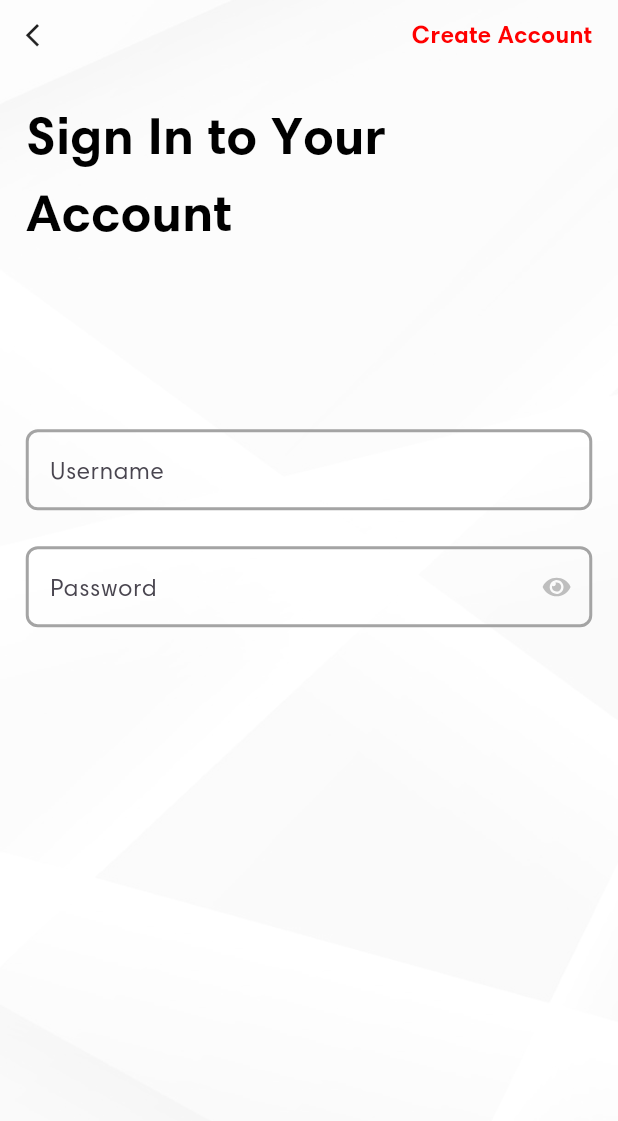
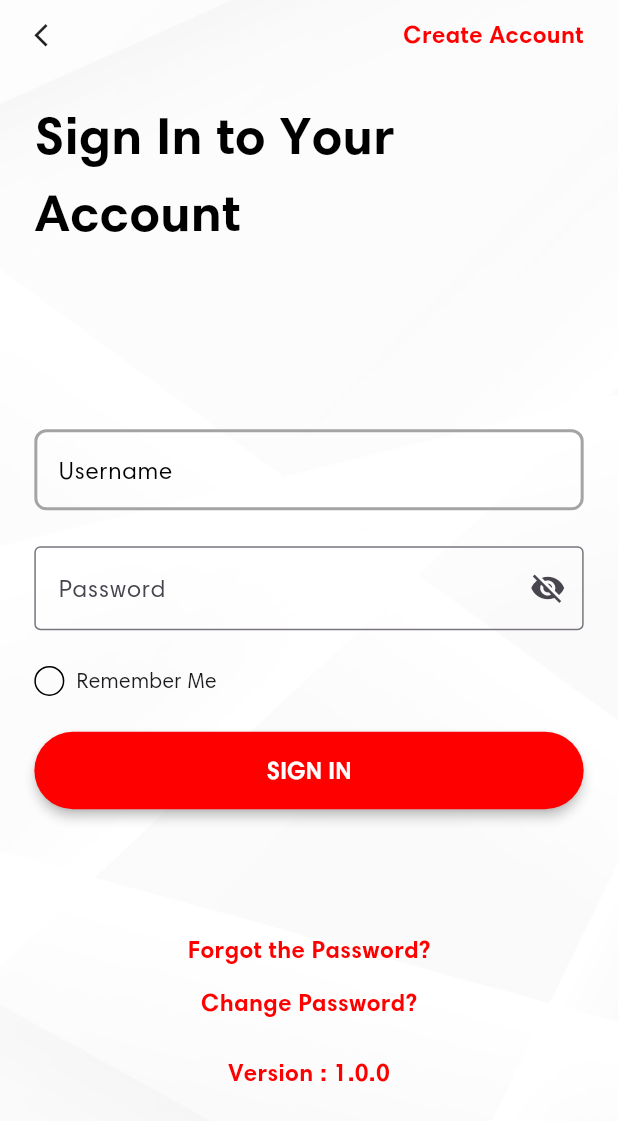
Before and after one commit to syedrehan46/Maple-Leaf, a Flutter app: the screen it shows after launch, after a tap on "SIGN IN", on a phone screen of 412 x 824 dp. Shown: the top 1121 px of the screen. Run offline on Flutter 3.47's test engine with Material 3 defaults, Android fonts, the phone set to English and light mode, and no system bars; our stand-ins replace device_info_plus, firebase_core, flutter_easyloading, flutter_screenutil, flutter_svg, get and 3 more; accounts and stored records are empty.

```diff
--- a/lib/utils/ui_helper.dart
+++ b/lib/utils/ui_helper.dart
@@ -116,11 +116,12 @@ class UiHelper{
       decoration: InputDecoration(
         hintText: hintText,
         label: Text(hintText),
+        labelStyle: TextStyle(color: Colors.black),
         hintStyle: AppFonts.styleHarmoniaRegular13W400(AppColors.greyA4A4A4Color),
         suffixIcon: GestureDetector(
           onTap: onPress,
           child: isPasswordVisible
-              ? SvgPicture.asset(AppImages.unHideIcon, fit: BoxFit.scaleDown)
+              ? SvgPicture.asset(AppImages.unHideIcon, fit: BoxFit.scaleDown,color: Colors.black,)
               : SvgPicture.asset(AppImages.hideIcon, fit: BoxFit.scaleDown),
         ),
         focusedBorder: OutlineInputBorder(
@@ -154,6 +155,7 @@ class UiHelper{
       decoration: InputDecoration(
         hintText: labelText,
         label: Text(labelText),
+        labelStyle: TextStyle(color: Colors.black),
         hintStyle: AppFonts.styleHarmoniaRegular13W400(AppColors.greyA4A4A4Color),
         // isDense: true,
         // Add focusedBorder and enabledBorder here
--- a/lib/view/auth/sign_in_view.dart
+++ b/lib/view/auth/sign_in_view.dart
@@ -1,7 +1,11 @@
-
 import 'package:flutter/material.dart';
 import 'package:flutter_screenutil/flutter_screenutil.dart';
+import 'package:get/get.dart';
+import 'package:mapleleaf/main.dart';
 import 'package:mapleleaf/utils/ui_helper.dart';
+import 'package:mapleleaf/view/auth/change_password_view.dart';
+import 'package:mapleleaf/view/auth/forgot_password_view.dart';
+import 'package:mapleleaf/view/dashboard/select_dashboard_view.dart';
 
 import '../../utils/app_colors.dart';
 import '../../utils/app_fonts.dart';
@@ -14,43 +18,173 @@ class SignInView extends StatefulWidget {
 }
 
 class _SignInViewState extends State<SignInView> {
-
   TextEditingController usernameController = TextEditingController();
   TextEditingController passwordController = TextEditingController();
 
+  bool _rememberMe = false;
+  bool _isPasswordVisible = false;
+
   @override
   Widget build(BuildContext context) {
-    return Scaffold(
-      body: SafeArea(
-        child: Stack(
+    return GestureDetector(
+      onTap: () => FocusScope.of(context).unfocus(), // dismiss keyboard
+      child: Scaffold(
+        resizeToAvoidBottomInset: false,
+        body: Stack(
           children: [
-            Container(
-              decoration: BoxDecoration(
-                image: DecorationImage(
+            const Positioned.fill(
+              child: Image(
                 image: AssetImage("assets/images/menu_bg.png"),
                 fit: BoxFit.cover,
               ),
             ),
-            ),
-            Padding(
-              padding: EdgeInsets.symmetric(horizontal: 15.w),
+            SafeArea(
+              child: Padding(
+                padding: EdgeInsets.symmetric(horizontal: 20.w),
                 child: Column(
+                  crossAxisAlignment: CrossAxisAlignment.start,
                   children: [
-                  SizedBox(height: 10.h,),
+                    SizedBox(height: 10.h),
                     Row(
                       mainAxisAlignment: MainAxisAlignment.spaceBetween,
                       children: [
-                      Icon(Icons.arrow_back_ios, size: 16.r,),
-                      Text("Create Account", style: AppFonts.styleHarmoniaBold14W600(AppColors.primaryColor),),
+                        GestureDetector(
+                          onTap: () => Get.back(),
+                          child: Icon(Icons.arrow_back_ios, size: 16.r),
+                        ),
+                        Text(
+                          "Create Account",
+                          style: AppFonts.styleHarmoniaBold14W600(AppColors.primaryColor),
+                        ),
                       ],
                     ),
-                  SizedBox(height: 25.h,),
-                  Text("Sign In to Your Account", style: AppFonts.styleHarmoniaBold31W600(AppColors.blackColor),),
-                  SizedBox(height: 100.h,),
-                  UiHelper.customTextField(controller: usernameController,labelText: "Username"),
-                  SizedBox(height: 20.h,),
-                  UiHelper.customPassTextField(controller: passwordController, obscureText: true, isPasswordVisible: true, onPress: (){}),
+                    SizedBox(height: 25.h),
+                    Text(
+                      "Sign In to Your Account",
+                      style: AppFonts.styleHarmoniaBold31W600(AppColors.blackColor),
+                    ),
+                    SizedBox(height: 100.h),
+
+                    // Username
+                    UiHelper.customTextField(
+                      controller: usernameController,
+                      labelText: "Username",
+                    ),
+                    SizedBox(height: 20.h),
+
+                    // Password with visibility toggle
+                    TextField(
+                      controller: passwordController,
+                      obscureText: !_isPasswordVisible,
+                      decoration: InputDecoration(
+                        labelText: "Password",
+                        border: const OutlineInputBorder(),
+                        suffixIcon: IconButton(
+                          icon: Icon(
+                            _isPasswordVisible
+                                ? Icons.visibility
+                                : Icons.visibility_off,
+                          ),
+                          onPressed: () {
+                            setState(() {
+                              _isPasswordVisible = !_isPasswordVisible;
+                            });
+                          },
+                        ),
+                      ),
+                    ),
+                    SizedBox(height: 20.h),
+
+                    // Custom Circular Checkbox
+                    Row(
+                      children: [
+                        GestureDetector(
+                          onTap: () {
+                            setState(() {
+                              _rememberMe = !_rememberMe;
+                            });
+                          },
+                          child: Container(
+                            width: 20,
+                            height: 20,
+                            decoration: BoxDecoration(
+                              shape: BoxShape.circle,
+                              border: Border.all(color: Colors.black),
+                              color: _rememberMe ? Colors.blue : Colors.transparent,
+                            ),
+                            child: _rememberMe
+                                ? Icon(Icons.check, size: 18, color: Colors.white)
+                                : null,
+                          ),
+                        ),
+                        const SizedBox(width: 8),
+                        const Text('Remember Me'),
                       ],
+                    ),
+
+                    SizedBox(height: 20.h),
+
+                    // Sign In Button
+                    UiHelper.customButtonFill(
+                      color: AppColors.primaryColor,
+                      fontColor: Colors.white,
+                      btnText: "Sign in".toUpperCase(),
+                      onTap: () {
+                        if (usernameController.text.isNotEmpty &&
+                            passwordController.text.isNotEmpty) {
+                          if (usernameController.text == "12150" &&
+                              passwordController.text == "Maple@987") {
+                            Get.to(() => const SelectDashboardView());
+                          } else {
+                            print("invalid");
+                          }
+                        } else {
+                          print("Error");
+                        }
+                      },
+                    ),
+
+                    SizedBox(height: Get.height * 0.1),
+
+                    // Centered Forgot Password
+                    Center(
+                      child: GestureDetector(
+                        onTap: () {
+                          Get.to(() => const ForgotPasswordView());
+                        },
+                        child: Text(
+                          "Forgot the Password?",
+                          style: AppFonts.styleHarmoniaBold14W600(AppColors.primaryColor),
+                        ),
+                      ),
+                    ),
+
+                    SizedBox(height: 10.h),
+
+                    // Centered Change Password
+                    Center(
+                      child: GestureDetector(
+                        onTap: () {
+                          Get.to(() => const ChangePasswordView());
+                        },
+                        child: Text(
+                          "Change Password?",
+                          style: AppFonts.styleHarmoniaBold14W600(AppColors.primaryColor),
+                        ),
+                      ),
+                    ),
+
+                    SizedBox(height: 20.h),
+
+                    Align(
+                      alignment: Alignment.bottomCenter,
+                      child: Text(
+                        "Version : $appVersion",
+                        style: AppFonts.styleHarmoniaBold14W600(AppColors.primaryColor),
+                      ),
+                    ),
+                  ],
+                ),
               ),
             ),
           ],
```
Also changed, not shown: lib/view/auth/change_password_view.dart (added, +110 -0 lines), lib/view/auth/forgot_password_view.dart (added, +86 -0 lines), lib/view/dashboard/select_dashboard_view.dart (added, +94 -0 lines), lib/view/dashboard/ule_dashboard_view.dart (added, +62 -0 lines). Lines whose indentation alone changed are shown as unchanged.
